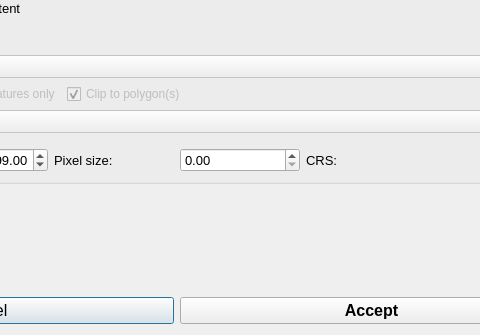
First picture: the form in lizard_qgis_plugin/widgets/ui/raster_download_settings.ui, repository nens/lizard-qgis-plugin, before the edit; both pictures show x 220 to 700 and y 97 to 432 of the 794 by 432 pixel window.
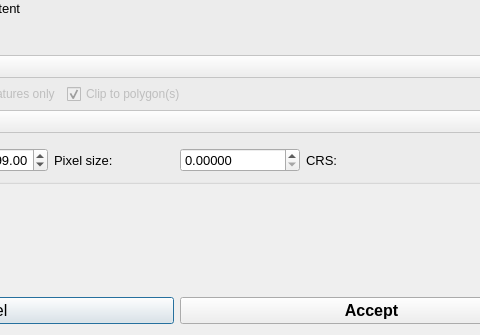
Second picture: the form after the edit. Custom widgets are drawn as their Qt base class.

What changed in the file:
```diff
--- a/lizard_qgis_plugin/widgets/ui/raster_download_settings.ui
+++ b/lizard_qgis_plugin/widgets/ui/raster_download_settings.ui
@@ -295,6 +295,9 @@
             <pointsize>10</pointsize>
            </font>
           </property>
+          <property name="decimals">
+           <number>5</number>
+          </property>
           <property name="maximum">
            <double>1000000.000000000000000</double>
           </property>
```
